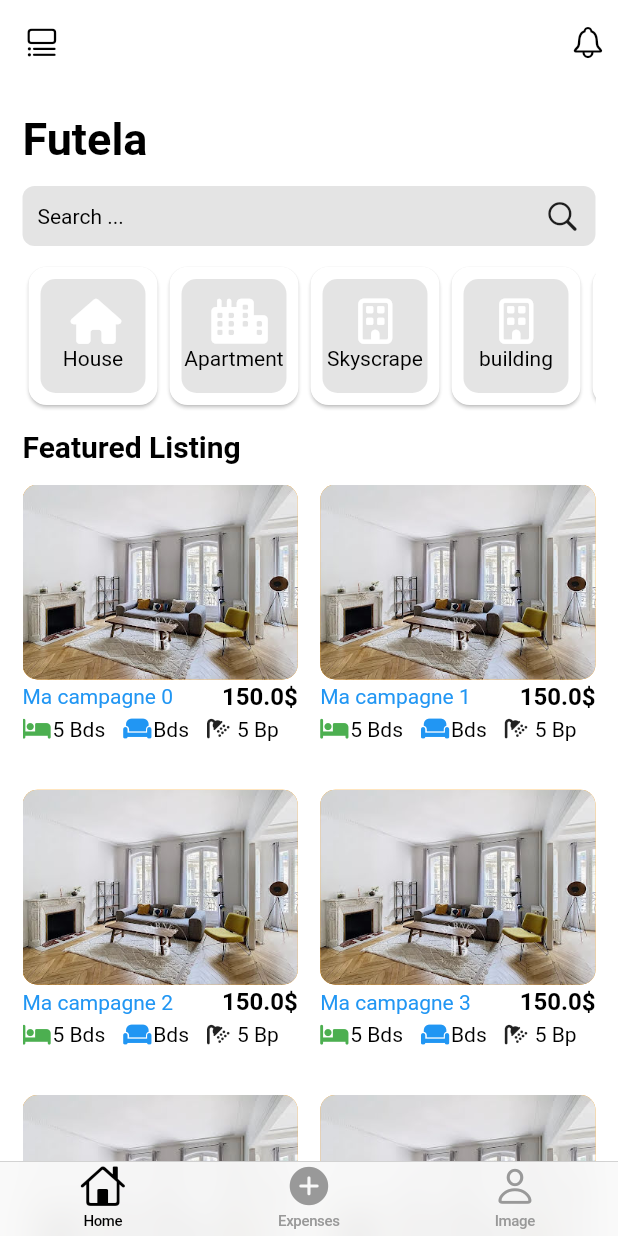
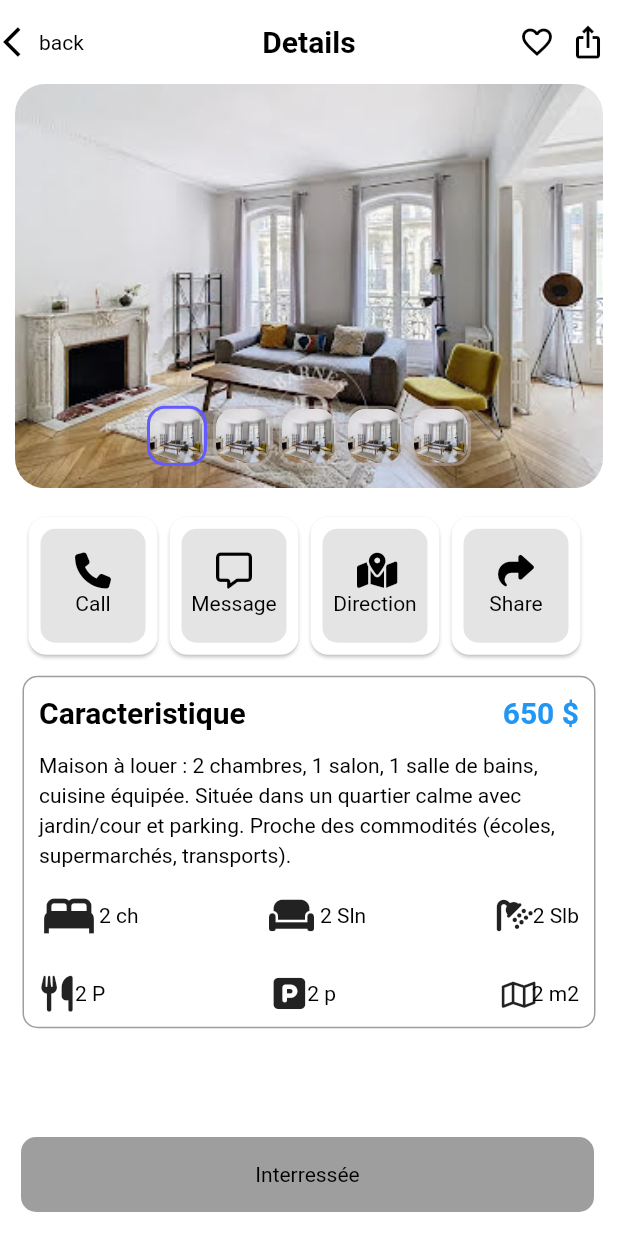
Before and after one commit to justinakonkwa/futela, a Flutter app: the screen it shows after launch, on a phone screen of 412 x 824 dp. Run offline on Flutter 3.47's test engine with Material 3 defaults, Android fonts, the phone set to English and light mode, and no system bars; our stand-ins replace country_code_picker, fluentui_system_icons, flutter_translate, font_awesome_flutter, intl_phone_field, shared_preferences; missing offline and left inert: store_redirect; Roboto replaces fonts that are missing (Outfit).

Commit message:
add page detail

```diff
--- a/lib/main.dart
+++ b/lib/main.dart
@@ -4,6 +4,7 @@ import 'package:flutter_translate/flutter_translate.dart';
 
 import 'package:futela/language/language_preferences.dart';
 import 'package:futela/main_page.dart';
+import 'package:futela/screens/details_screen.dart';
 import 'package:futela/theme/theme_provider.dart';
 import 'package:provider/provider.dart';
 import 'package:shared_preferences/shared_preferences.dart';
@@ -61,7 +62,7 @@ class _MyAppState extends State<MyApp> {
         theme: provider.themeData,
         initialRoute: '/main',
         routes: {
-          '/main': (context) => MainPage(),
+          '/main': (context) =>  ProductPage(),
           // Add other routes if needed
         },
       );
--- a/lib/pages/homepage.dart
+++ b/lib/pages/homepage.dart
@@ -41,7 +41,7 @@ class _HomepageState extends State<Homepage> {
                 decoration: BoxDecoration(
                   borderRadius: BorderRadius.circular(
                       8.0), // Définir borderRadius si non défini
-                  color:Theme.of(context).highlightColor,
+                  color: Theme.of(context).highlightColor,
                 ),
                 child: Row(
                   children: [
@@ -65,7 +65,6 @@ class _HomepageState extends State<Homepage> {
                       FontAwesomeIcons.city,
                       FontAwesomeIcons.building,
                       FontAwesomeIcons.building,
-
                       FontAwesomeIcons.houseChimneyWindow
                     ];
 
--- a/lib/screens/details_screen.dart
+++ b/lib/screens/details_screen.dart
@@ -0,0 +1,395 @@
+import 'package:flutter/cupertino.dart';
+import 'package:flutter/material.dart';
+import 'package:font_awesome_flutter/font_awesome_flutter.dart';
+import 'package:futela/widgets/app_text.dart';
+import 'package:futela/widgets/app_text_large.dart';
+import 'package:futela/widgets/bouton_next.dart';
+import 'package:futela/widgets/constantes.dart';
+
+class ProductPage extends StatefulWidget {
+  const ProductPage({
+    Key? key,
+  }) : super(key: key);
+
+  @override
+  _ProductPageState createState() => _ProductPageState();
+}
+
+class _ProductPageState extends State<ProductPage> {
+  int selectedImage = 0;
+  late PageController pageController;
+  double _currentAspectRatio = 1.0;
+
+  final List<String> imagePath = [
+    'assets/house.jpg',
+    'assets/house.jpg',
+    'assets/house.jpg',
+    'assets/house.jpg',
+    'assets/house.jpg',
+  ];
+
+  final List<int> colorValue = [
+    0xFF123456, // Couleurs de démonstration (à remplacer par vos couleurs)
+    0xFF654321,
+    0xFFabcdef,
+    0xFF123456, // Couleurs de démonstration (à remplacer par vos couleurs)
+    0xFF654321,
+  ];
+
+  @override
+  void initState() {
+    super.initState();
+    pageController = PageController(initialPage: selectedImage);
+  }
+
+  void _updateAspectRatio(String imagePath) {
+    setState(() {
+      _currentAspectRatio = 1.0; // Aspect ratio fixe pour simplification
+    });
+  }
+
+  @override
+  Widget build(BuildContext context) {
+    if (imagePath.isEmpty || colorValue.isEmpty) {
+      return Scaffold(
+        body: Center(
+          child: Text('Aucune donnée disponible'),
+        ),
+      );
+    }
+
+    return Scaffold(
+      appBar: AppBar(
+        leading: Row(
+          children: [
+            Padding(
+              padding: const EdgeInsets.only(left: 2.0),
+              child: Icon(
+                Icons.arrow_back_ios,
+              ),
+            ),
+            AppText(text: 'back')
+          ],
+        ),
+        title: AppTextLarge(text: 'Details'),
+        centerTitle: true,
+        actions: [
+          Padding(
+            padding: const EdgeInsets.all(8.0),
+            child: Row(
+              children: [
+                Icon(Icons.favorite_border_outlined),
+                sizedbox2,
+                Icon(Icons.ios_share_outlined),
+              ],
+            ),
+          ),
+        ],
+      ),
+      body: CustomScrollView(
+        slivers: [
+          SliverToBoxAdapter(
+            child: Stack(
+              alignment: Alignment.topCenter,
+              children: [
+                // L'image principale avec PageView
+                InkWell(
+                  onTap: () {
+                    Navigator.push(
+                      context,
+                      MaterialPageRoute(
+                        builder: (context) => ShowPicture(
+                          imagePath: imagePath,
+                          index: selectedImage,
+                        ),
+                      ),
+                    );
+                  },
+                  child: Container(
+                    margin: EdgeInsets.only(left: 10, right: 10),
+                    child: AspectRatio(
+                      aspectRatio: 16 / 11,
+                      child: PageView.builder(
+                        itemCount: imagePath.length,
+                        controller: pageController,
+                        onPageChanged: (int index) {
+                          _updateAspectRatio(imagePath[index]);
+                          setState(() {
+                            selectedImage = index;
+                          });
+                        },
+                        itemBuilder: (BuildContext context, int index) {
+                          return ClipRRect(
+                            borderRadius: const BorderRadius.only(
+                              topLeft: Radius.circular(20),
+                              topRight: Radius.circular(20),
+                              bottomLeft: Radius.circular(20),
+                              bottomRight: Radius.circular(20),
+                            ),
+                            child: Image.asset(
+                              imagePath[index],
+                              fit: BoxFit.cover,
+                            ),
+                          );
+                        },
+                      ),
+                    ),
+                  ),
+                ),
+
+                // Sélecteur d'images en bas
+                Positioned(
+                  bottom: 10,
+                  child: IntrinsicWidth(
+                    child: Container(
+                      padding: const EdgeInsets.all(3),
+                      decoration: BoxDecoration(
+                          // color: Color(colorValue[selectedImage]),
+                          // borderRadius: BorderRadius.circular(20),
+                          ),
+                      child: Row(
+                        mainAxisAlignment: MainAxisAlignment.center,
+                        children: [
+                          ...List.generate(imagePath.length, (index) {
+                            return GestureDetector(
+                              onTap: () {
+                                pageController.animateToPage(
+                                  index,
+                                  duration: const Duration(milliseconds: 300),
+                                  curve: Curves.easeInOut,
+                                );
+                                _updateAspectRatio(imagePath[index]);
+                                setState(() {
+                                  selectedImage = index;
+                                });
+                              },
+                              child: Container(
+                                margin: const EdgeInsets.all(2.0),
+                                height: 40,
+                                width: 40,
+                                decoration: BoxDecoration(
+                                  // color: Theme.of(context)
+                                  //     .colorScheme
+                                  //     .inversePrimary,
+                                  borderRadius: BorderRadius.circular(12),
+                                  border: Border.all(
+                                    color: selectedImage == index
+                                        ? Theme.of(context).colorScheme.primary
+                                        : Theme.of(context)
+                                            .colorScheme
+                                            .secondary
+                                            .withOpacity(0.5),
+                                    width: 2,
+                                  ),
+                                ),
+                                child: ClipRRect(
+                                  borderRadius: BorderRadius.circular(12),
+                                  child: Image.asset(
+                                    imagePath[index],
+                                    fit: BoxFit.cover,
+                                  ),
+                                ),
+                              ),
+                            );
+                          }),
+                        ],
+                      ),
+                    ),
+                  ),
+                ),
+              ],
+            ),
+          ),
+          SliverList(
+            delegate: SliverChildListDelegate(
+              [
+                Padding(
+                  padding: const EdgeInsets.all(15.0),
+                  child: Column(
+                    crossAxisAlignment: CrossAxisAlignment.start,
+                    mainAxisAlignment: MainAxisAlignment.start,
+                    children: [
+                      Container(
+                        padding: EdgeInsets.zero,
+                        height:
+                            100, // Définir une hauteur fixe pour la ListView
+                        child: ListView.builder(
+                          scrollDirection: Axis.horizontal,
+                          itemCount: 4,
+                          itemBuilder: (context, index) {
+                            // Liste d'icônes
+                            final List<IconData> icons = [
+                              FontAwesomeIcons.phone,
+                              FontAwesomeIcons.message,
+                              FontAwesomeIcons.mapLocationDot,
+                              FontAwesomeIcons.share,
+                            ];
+
+                            final List<String> titles = [
+                              'Call',
+                              'Message',
+                              'Direction',
+                              'Share',
+                            ];
+                            return Card(
+                              color: Theme.of(context).colorScheme.surface,
+                              child: Container(
+                                width: 70.0,
+                                margin: EdgeInsets.all(8.0),
+                                decoration: BoxDecoration(
+                                  color: Theme.of(context).highlightColor,
+                                  borderRadius: borderRadius,
+                                ),
+                                child: Column(
+                                  mainAxisAlignment: MainAxisAlignment.center,
+                                  children: [
+                                    Icon(
+                                      icons[index],
+                                      color: Colors.black, // Couleur de l'icône
+                                    ),
+                                    AppText(text: titles[index]),
+                                  ],
+                                ),
+                              ),
+                            );
+                          },
+                        ),
+                      ),
+
+                      sizedbox,
+                      // product name
+                      Container(
+                        padding: EdgeInsets.all(10),
+                        decoration: BoxDecoration(
+                            borderRadius: borderRadius,
+                            border: Border.all(color: Colors.grey)),
+                        width: MediaQuery.of(context).size.width,
+                        child: Column(
+                          crossAxisAlignment: CrossAxisAlignment.start,
+                          children: [
+                            Row(
+                              mainAxisAlignment: MainAxisAlignment.spaceBetween,
+                              children: [
+                                AppTextLarge(
+                                  text: 'Caracteristique',
+                                  textAlign: TextAlign.start,
+                                ),
+                                AppTextLarge(
+                                  text: '650 \$',
+                                  color: Colors.blue,
+                                )
+                              ],
+                            ),
+                            sizedbox,
+                            AppText(
+                                text:
+                                    'Maison à louer : 2 chambres, 1 salon, 1 salle de bains, cuisine équipée. Située dans un quartier calme avec jardin/cour et parking. Proche des commodités (écoles, supermarchés, transports).'),
+                            sizedbox,
+                            Row(
+                              mainAxisAlignment: MainAxisAlignment.spaceBetween,
+                              children: [
+                                Row(
+                                  children: [
+                                    Icon(
+                                      Icons.bed,
+                                      size: 40,
+                                    ),
+                                    AppText(text: '2 ch')
+                                  ],
+                                ),
+                                Row(
+                                  children: [
+                                    Icon(
+                                      FontAwesomeIcons.couch,
+                                    ),
+                                    sizedbox2,
+                                    AppText(text: '2 Sln')
+                                  ],
+                                ),
+                                Row(
+                                  children: [
+                                    Icon(
+                                      FontAwesomeIcons.shower,
+                                    ),
+                                    AppText(text: '2 Slb')
+                                  ],
+                                )
+                              ],
+                            ),
+                            sizedbox,
+                            sizedbox,
+                            Row(
+                              mainAxisAlignment: MainAxisAlignment.spaceBetween,
+                              children: [
+                                Row(
+                                  children: [
+                                    Icon(
+                                      FontAwesomeIcons.utensils,
+                                    ),
+                                    AppText(text: '2 P')
+                                  ],
+                                ),
+                                Row(
+                                  children: [
+                                    Icon(FontAwesomeIcons.squareParking),
+                                    AppText(text: '2 p')
+                                  ],
+                                ),
+                                Row(
+                                  children: [
+                                    Icon(
+                                      FontAwesomeIcons.map,
+                                      size: 20,
+                                    ),
+                                    AppText(text: '2 m2')
+                                  ],
+                                )
+                              ],
+                            )
+                          ],
+                        ),
+                      ),
+                    ],
+                  ),
+                ),
+              ],
+            ),
+          ),
+        ],
+      ),
+      floatingActionButton: Padding(
+        padding: const EdgeInsets.only(left: 30.0),
+        child: NextButton(
+          color: Colors.grey,
+          onTap: () {},
+          child: AppText(
+            text: 'Interressée',
+          ),
+        ),
+      ),
+    );
+  }
+}
+
+class ShowPicture extends StatelessWidget {
+  final List<String> imagePath;
+  final int index;
+
+  const ShowPicture({
+    Key? key,
+    required this.imagePath,
+    required this.index,
+  }) : super(key: key);
+
+  @override
+  Widget build(BuildContext context) {
+    return Scaffold(
+      appBar: AppBar(
+        title: const Text('Image'),
+      ),
+      body: Center(
+        child: Image.asset(imagePath[index]),
+      ),
+    );
+  }
+}
```
Also changed, not shown: assets/house2.jpg (added).
